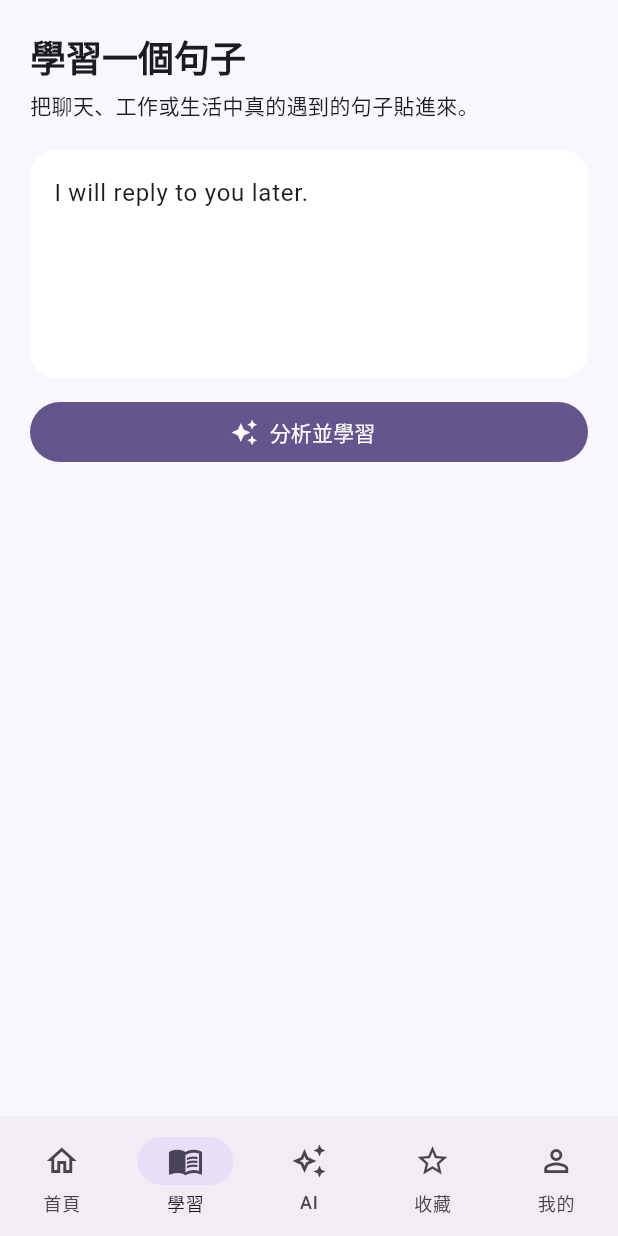
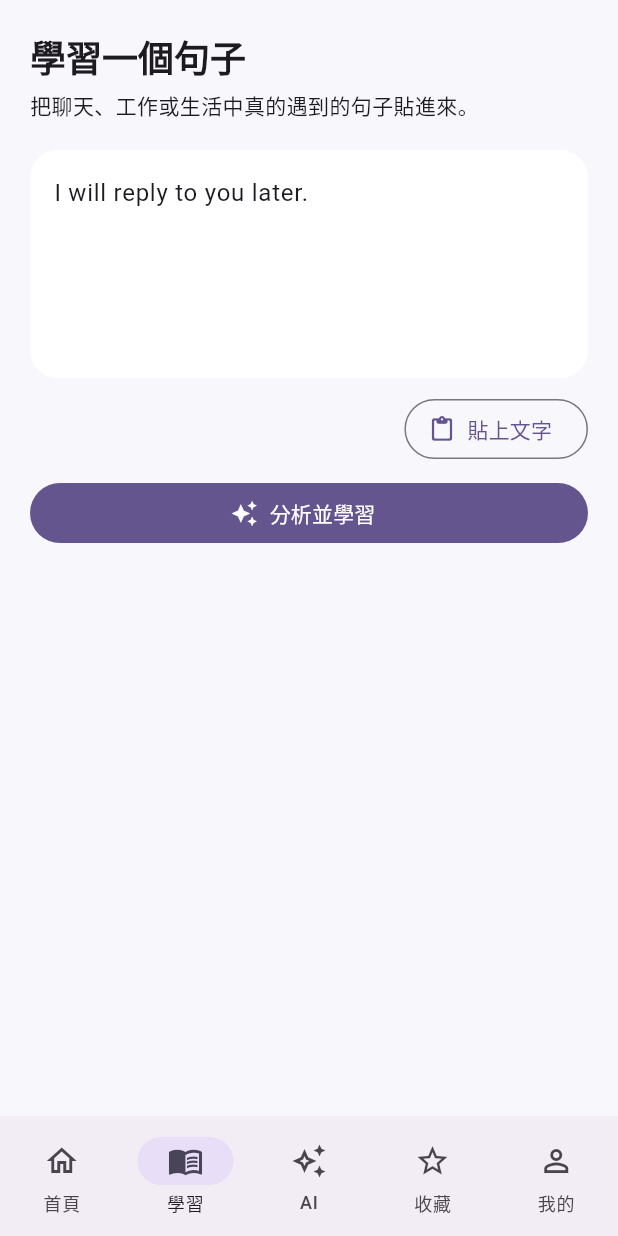
Before and after one commit to jiao1321-del/linguamate, a Flutter app: the screen it shows after launch, item 2 of the bottom bar chosen, on a phone screen of 412 x 824 dp. Run offline on Flutter 3.47's test engine with Material 3 defaults, Android fonts, the phone set to English and light mode, and no system bars; our stand-ins replace shared_preferences.

Commit message:
feat(v1.1): add paste text and save complete learning card

```diff
--- a/lib/screens/learn_screen.dart
+++ b/lib/screens/learn_screen.dart
@@ -1,10 +1,14 @@
 import 'package:flutter/material.dart';
+import 'package:flutter/services.dart';
 
 import '../models/language_analysis.dart';
 
 class LearnScreen extends StatefulWidget {
   final Future<LanguageAnalysis> Function(String text) onAnalyze;
-  final Future<bool> Function(String text) onSave;
+  final Future<bool> Function(
+    String text,
+    LanguageAnalysis analysis,
+  ) onSave;
   final VoidCallback onSaved;
 
   const LearnScreen({
@@ -33,6 +37,29 @@ class _LearnScreenState extends State<LearnScreen> {
   void dispose() {
     _controller.dispose();
     super.dispose();
+  }
+
+  Future<void> _pasteText() async {
+    final data = await Clipboard.getData(Clipboard.kTextPlain);
+    if (!mounted) return;
+
+    final text = data?.text?.trim();
+    if (text == null || text.isEmpty) {
+      ScaffoldMessenger.of(context).showSnackBar(
+        const SnackBar(content: Text('剪貼簿目前沒有文字。')),
+      );
+      return;
+    }
+
+    _controller.value = TextEditingValue(
+      text: text,
+      selection: TextSelection.collapsed(offset: text.length),
+    );
+    _handleInputChanged(text);
+
+    ScaffoldMessenger.of(context).showSnackBar(
+      const SnackBar(content: Text('已貼上剪貼簿文字。')),
+    );
   }
 
   Future<void> _analyzeCurrentSentence() async {
@@ -78,6 +105,7 @@ class _LearnScreenState extends State<LearnScreen> {
 
   Future<void> _saveCurrentSentence() async {
     final text = _controller.text.trim();
+    final analysis = _analysis;
 
     if (text.isEmpty) {
       ScaffoldMessenger.of(context).showSnackBar(
@@ -86,16 +114,23 @@ class _LearnScreenState extends State<LearnScreen> {
       return;
     }
 
+    if (analysis == null || _analyzedText != text) {
+      ScaffoldMessenger.of(context).showSnackBar(
+        const SnackBar(content: Text('請先完成這句的 AI 分析，再加入我的學習。')),
+      );
+      return;
+    }
+
     setState(() => _isSaving = true);
 
     try {
-      final added = await widget.onSave(text);
+      final added = await widget.onSave(text, analysis);
       if (!mounted) return;
 
       ScaffoldMessenger.of(context).showSnackBar(
         SnackBar(
           content: Text(
-            added ? '已加入我的學習 ✨' : '這個句子已經收藏過了。',
+            added ? '完整學習卡已加入收藏 ✨' : '這個句子已經收藏過了。',
           ),
         ),
       );
@@ -119,7 +154,8 @@ class _LearnScreenState extends State<LearnScreen> {
   void _handleInputChanged(String value) {
     final normalized = value.trim();
 
-    if (_analysis != null && normalized != _analyzedText) {
+    if ((_analysis != null || _analysisError != null) &&
+        normalized != _analyzedText) {
       setState(() {
         _analysis = null;
         _analysisError = null;
@@ -177,7 +213,16 @@ class _LearnScreenState extends State<LearnScreen> {
               ),
             ),
           ),
-          const SizedBox(height: 12),
+          const SizedBox(height: 10),
+          Align(
+            alignment: Alignment.centerRight,
+            child: OutlinedButton.icon(
+              onPressed: _isAnalyzing ? null : _pasteText,
+              icon: const Icon(Icons.content_paste_rounded),
+              label: const Text('貼上文字'),
+            ),
+          ),
+          const SizedBox(height: 8),
           FilledButton.icon(
             onPressed: _isAnalyzing ? null : _analyzeCurrentSentence,
             icon: _isAnalyzing
@@ -298,6 +343,12 @@ class _LearnScreenState extends State<LearnScreen> {
                   : const Icon(Icons.bookmark_add_outlined),
               label: Text(_isSaving ? '儲存中...' : '加入我的學習'),
             ),
+            const SizedBox(height: 6),
+            Text(
+              '會一起保存三語翻譯、語氣與學習重點，之後複習不用重新消耗 AI 額度。',
+              textAlign: TextAlign.center,
+              style: Theme.of(context).textTheme.bodySmall,
+            ),
           ],
         ],
       ),
```
